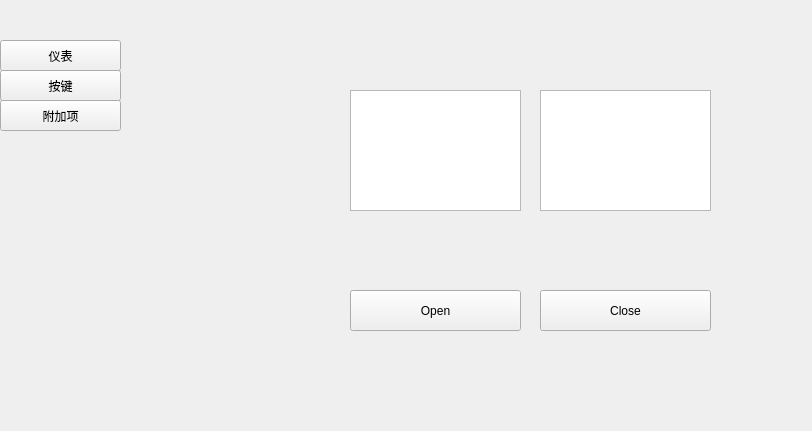
zer0fire/raspberryGPIO, file MyAgent.ui: the form before one commit.
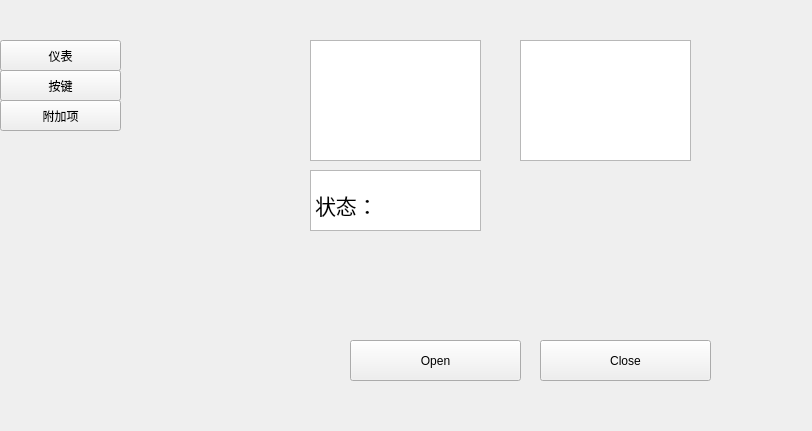
The form after the commit.

Commit message: 完善main.py及其函数，用调用命令行的方式让MQTT传递信息

What changed in the file:
```diff
--- a/MyAgent.ui
+++ b/MyAgent.ui
@@ -17,7 +17,7 @@
    <property name="geometry">
     <rect>
      <x>350</x>
-     <y>290</y>
+     <y>340</y>
      <width>171</width>
      <height>41</height>
     </rect>
@@ -30,7 +30,7 @@
    <property name="geometry">
     <rect>
      <x>540</x>
-     <y>290</y>
+     <y>340</y>
      <width>171</width>
      <height>41</height>
     </rect>
@@ -42,8 +42,8 @@
   <widget class="QTextBrowser" name="Year">
    <property name="geometry">
     <rect>
-     <x>350</x>
-     <y>90</y>
+     <x>310</x>
+     <y>40</y>
      <width>171</width>
      <height>121</height>
     </rect>
@@ -52,8 +52,8 @@
   <widget class="QTextBrowser" name="Time">
    <property name="geometry">
     <rect>
-     <x>540</x>
-     <y>90</y>
+     <x>520</x>
+     <y>40</y>
      <width>171</width>
      <height>121</height>
     </rect>
@@ -98,6 +98,24 @@
     <string>附加项</string>
    </property>
   </widget>
+  <widget class="QTextBrowser" name="Status">
+   <property name="geometry">
+    <rect>
+     <x>310</x>
+     <y>170</y>
+     <width>171</width>
+     <height>61</height>
+    </rect>
+   </property>
+   <property name="html">
+    <string>&lt;!DOCTYPE HTML PUBLIC &quot;-//W3C//DTD HTML 4.0//EN&quot; &quot;http://www.w3.org/TR/REC-html40/strict.dtd&quot;&gt;
+&lt;html&gt;&lt;head&gt;&lt;meta name=&quot;qrichtext&quot; content=&quot;1&quot; /&gt;&lt;style type=&quot;text/css&quot;&gt;
+p, li { white-space: pre-wrap; }
+&lt;/style&gt;&lt;/head&gt;&lt;body style=&quot; font-family:'SimSun'; font-size:9pt; font-weight:400; font-style:normal;&quot;&gt;
+&lt;p style=&quot;-qt-paragraph-type:empty; margin-top:0px; margin-bottom:0px; margin-left:0px; margin-right:0px; -qt-block-indent:0; text-indent:0px;&quot;&gt;&lt;br /&gt;&lt;/p&gt;
+&lt;p style=&quot; margin-top:0px; margin-bottom:0px; margin-left:0px; margin-right:0px; -qt-block-indent:0; text-indent:0px;&quot;&gt;&lt;span style=&quot; font-size:16pt;&quot;&gt;状态：&lt;/span&gt;&lt;/p&gt;&lt;/body&gt;&lt;/html&gt;</string>
+   </property>
+  </widget>
  </widget>
  <resources/>
  <connections>
```
The commit also changes 2 other files.
